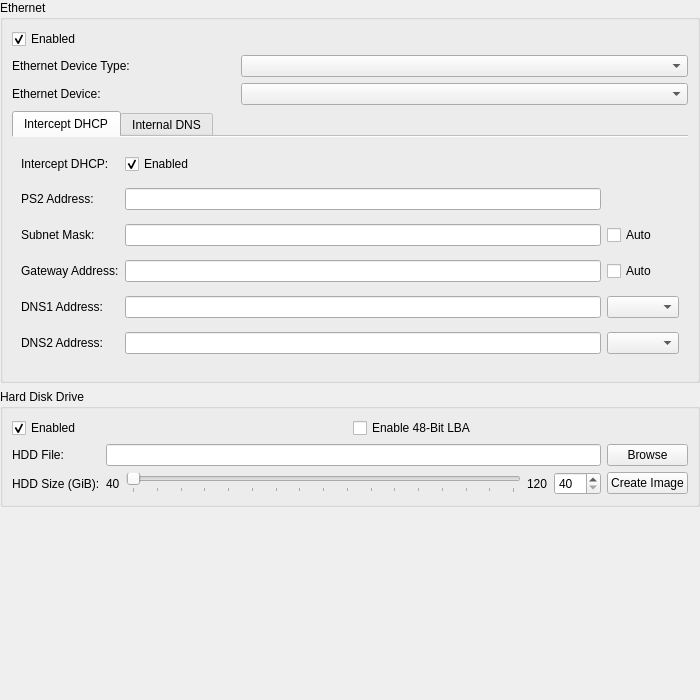
First picture: the form in pcsx2-qt/Settings/DEV9SettingsWidget.ui, repository PCSX2/pcsx2, before the edit.
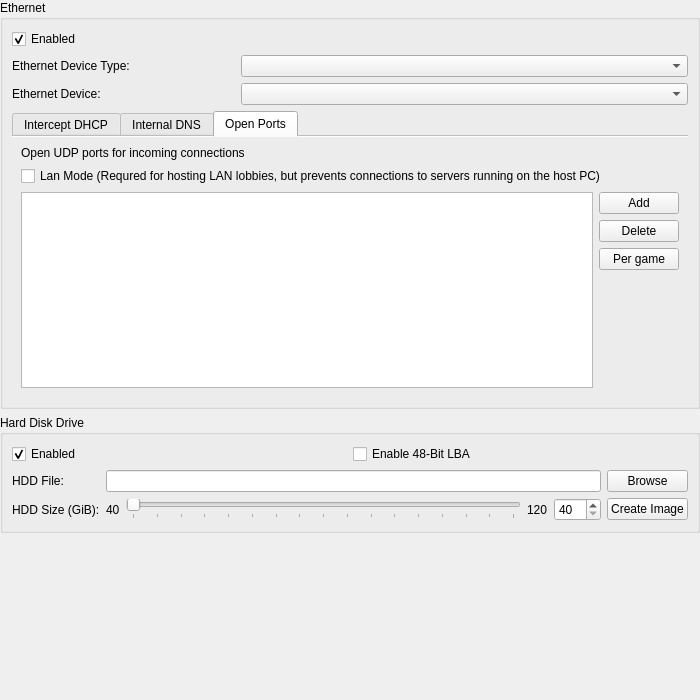
Second picture: the form after the edit. The open tabs and pages were chosen to show the change.

Commit message: DEV9: Add Lan UDP port forwarding for Sockets

Patch:
```diff
--- a/pcsx2-qt/Settings/DEV9SettingsWidget.ui
+++ b/pcsx2-qt/Settings/DEV9SettingsWidget.ui
@@ -250,6 +250,81 @@
           </item>
          </layout>
         </widget>
+        <widget class="QWidget" name="tab_3">
+         <attribute name="title">
+          <string>Open Ports</string>
+         </attribute>
+         <layout class="QGridLayout" name="gridLayout_5">
+          <item row="0" column="0" colspan="2">
+           <widget class="QLabel" name="label_12">
+            <property name="text">
+             <string>Open UDP ports for incoming connections</string>
+            </property>
+           </widget>
+          </item>
+          <item row="2" column="0">
+           <widget class="QTableView" name="ethOpenPorts">
+            <property name="selectionMode">
+             <enum>QAbstractItemView::SelectionMode::SingleSelection</enum>
+            </property>
+            <property name="sortingEnabled">
+             <bool>true</bool>
+            </property>
+            <attribute name="horizontalHeaderHighlightSections">
+             <bool>false</bool>
+            </attribute>
+            <attribute name="verticalHeaderVisible">
+             <bool>false</bool>
+            </attribute>
+           </widget>
+          </item>
+          <item row="2" column="1">
+           <layout class="QVBoxLayout" name="verticalLayout_3">
+            <item>
+             <widget class="QPushButton" name="ethPortAdd">
+              <property name="text">
+               <string>Add</string>
+              </property>
+             </widget>
+            </item>
+            <item>
+             <widget class="QPushButton" name="ethPortDel">
+              <property name="text">
+               <string>Delete</string>
+              </property>
+             </widget>
+            </item>
+            <item>
+             <widget class="QPushButton" name="ethPortPerGame">
+              <property name="text">
+               <string>Per game</string>
+              </property>
+             </widget>
+            </item>
+            <item>
+             <spacer name="verticalSpacer_3">
+              <property name="orientation">
+               <enum>Qt::Vertical</enum>
+              </property>
+              <property name="sizeHint" stdset="0">
+               <size>
+                <width>20</width>
+                <height>40</height>
+               </size>
+              </property>
+             </spacer>
+            </item>
+           </layout>
+          </item>
+          <item row="1" column="0" colspan="2">
+           <widget class="QCheckBox" name="ethLanMode">
+            <property name="text">
+             <string>Lan Mode (Requred for hosting LAN lobbies, but prevents connections to servers running on the host PC)</string>
+            </property>
+           </widget>
+          </item>
+         </layout>
+        </widget>
        </widget>
       </item>
       <item row="1" column="1" colspan="2">
```
The commit also changes 15 other files.
